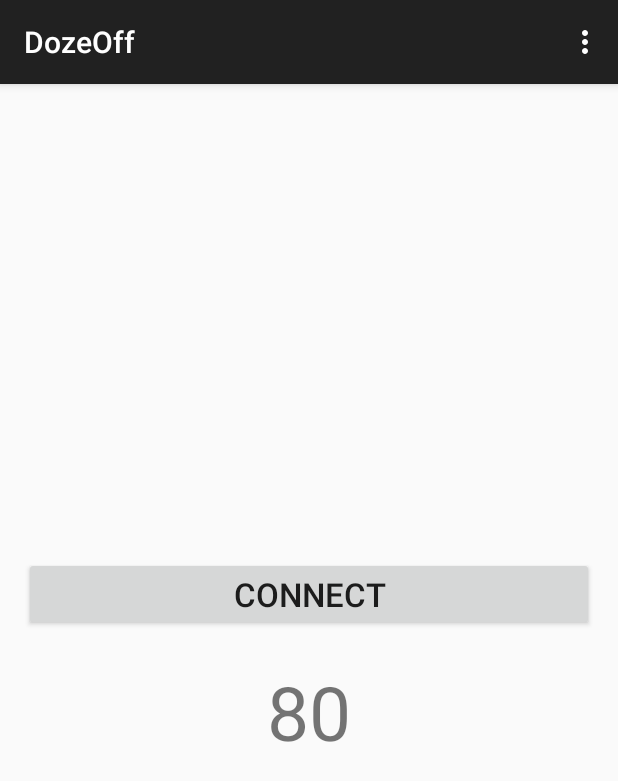
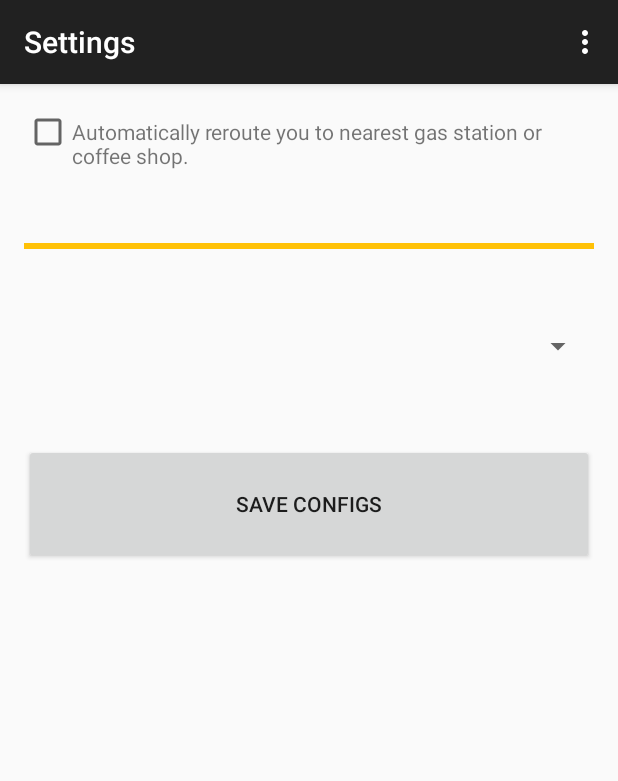
Before and after one commit to mosdragon/dozeoff, an Android app: the screen it shows after launch (MainActivity before the commit, SettingsActivity after it), on a phone screen of 412 x 824 dp. Shown: the top 781 px of the screen. Run offline under Robolectric (Android 15) with nearby library versions, the phone set to English and light mode, and no system bars; 1 statement that could not run was skipped.

Commit message:
added SharedPrefs, settings page

```diff
--- a/app/src/main/java/es/sakhi/osama/dozeoff/MainActivity.java
+++ b/app/src/main/java/es/sakhi/osama/dozeoff/MainActivity.java
@@ -2,11 +2,14 @@ package es.sakhi.osama.dozeoff;
 
 import android.app.ProgressDialog;
 import android.content.Context;
+import android.content.Intent;
+import android.content.SharedPreferences;
 import android.media.AudioManager;
 import android.media.MediaPlayer;
 import android.os.AsyncTask;
 import android.os.Bundle;
 import android.os.Handler;
+import android.preference.PreferenceManager;
 import android.support.v7.app.AppCompatActivity;
 import android.util.Log;
 import android.view.Menu;
@@ -57,6 +60,21 @@ public class MainActivity extends AppCompatActivity implements HeartRateConsentL
     protected void onCreate(Bundle savedInstanceState) {
         super.onCreate(savedInstanceState);
         setContentView(R.layout.activity_main);
+        boolean configured = false;
+
+        SharedPreferences prefs = PreferenceManager.getDefaultSharedPreferences(this);
+
+        configured = prefs.getBoolean("configured", false);
+
+        if (!configured) {
+            Intent intent = new Intent(this, SettingsActivity.class);
+            startActivity(intent);
+            finish();
+        }
+
+
+        SharedPreferences.Editor editor = prefs.edit();
+
 //        ListenerService.startListener(this);
 
         connected = false;
--- /dev/null
+++ b/app/src/main/java/es/sakhi/osama/dozeoff/SettingsActivity.java
@@ -0,0 +1,83 @@
+package es.sakhi.osama.dozeoff;
+
+import android.content.SharedPreferences;
+import android.preference.PreferenceManager;
+import android.support.v7.app.ActionBarActivity;
+import android.os.Bundle;
+import android.support.v7.app.AppCompatActivity;
+import android.view.Menu;
+import android.view.MenuItem;
+import android.view.View;
+import android.widget.Button;
+import android.widget.CheckBox;
+import android.widget.Spinner;
+
+
+public class SettingsActivity extends AppCompatActivity {
+
+    private Button saveConfigsButton;
+    private Spinner choicesSpinner;
+    private CheckBox rerouteBox;
+
+
+    @Override
+    protected void onCreate(Bundle savedInstanceState) {
+        super.onCreate(savedInstanceState);
+        setContentView(R.layout.activity_settings);
+
+        getActionBar().setTitle("Configure Preferences");
+
+        saveConfigsButton = (Button) findViewById(R.id.saveConfigs);
+        choicesSpinner = (Spinner) findViewById(R.id.choices);
+
+//        TODO: Figure out how to create an adapter for this spinner to let it show "gas station" and "coffee shop"
+//        choices.setAdapter(n);
+        rerouteBox = (CheckBox) findViewById(R.id.reroute);
+
+        saveConfigsButton.setOnClickListener(new View.OnClickListener() {
+            @Override
+            public void onClick(View v) {
+                save();
+                finish();
+            }
+        });
+    }
+
+    private void save() {
+        SharedPreferences prefs = PreferenceManager.getDefaultSharedPreferences(this);
+        SharedPreferences.Editor editor = prefs.edit();
+
+        editor.putBoolean("configured", true);
+        boolean reroute = rerouteBox.isChecked();
+        editor.putBoolean("reroute", reroute);
+        if (reroute) {
+            String choice = "gas station";
+            editor.putString("choice", choice);
+        }
+
+        editor.commit();
+
+    }
+
+    @Override
+    public boolean onCreateOptionsMenu(Menu menu) {
+        // Inflate the menu; this adds items to the action bar if it is present.
+        getMenuInflater().inflate(R.menu.menu_settings, menu);
+        return true;
+    }
+
+    @Override
+    public boolean onOptionsItemSelected(MenuItem item) {
+        // Handle action bar item clicks here. The action bar will
+        // automatically handle clicks on the Home/Up button, so long
+        // as you specify a parent activity in AndroidManifest.xml.
+        int id = item.getItemId();
+
+        //noinspection SimplifiableIfStatement
+        if (id == R.id.action_settings) {
+            return true;
+        }
+
+        return super.onOptionsItemSelected(item);
+    }
+}
--- /dev/null
+++ b/app/src/main/res/layout/activity_settings.xml
@@ -0,0 +1,56 @@
+<LinearLayout xmlns:android="http://schemas.android.com/apk/res/android"
+    xmlns:tools="http://schemas.android.com/tools" android:layout_width="match_parent"
+    android:layout_height="match_parent" android:paddingLeft="@dimen/activity_horizontal_margin"
+    android:paddingRight="@dimen/activity_horizontal_margin"
+    android:paddingTop="@dimen/activity_vertical_margin"
+    android:paddingBottom="@dimen/activity_vertical_margin"
+    android:orientation="vertical"
+    tools:context="es.sakhi.osama.dozeoff.SettingsActivity">
+
+
+
+    <!--<TextView android:text="@string/hello_world"-->
+        <!--android:layout_width="fill_parent"-->
+        <!--android:layout_height="wrap_content"-->
+        <!--android:textSize="40dp" />-->
+
+    <LinearLayout
+        android:layout_width="fill_parent"
+        android:layout_height="80dp"
+        android:orientation="horizontal">
+
+        <CheckBox
+            android:layout_width="wrap_content"
+            android:layout_height="wrap_content"
+            android:id="@+id/reroute"/>
+
+        <TextView android:text="@string/autoReroute"
+            android:layout_width="fill_parent"
+            android:layout_height="wrap_content" />
+
+
+    </LinearLayout>
+
+    <View
+        android:layout_width="fill_parent"
+        android:layout_height="4dp"
+        android:padding="10dp"
+        android:layout_marginTop="10dp"
+        android:background="#FFC107"/>
+
+    <Spinner
+        android:layout_width="fill_parent"
+        android:layout_height="130dp"
+        android:id="@+id/choices" />
+
+
+    <Button
+        android:layout_width="fill_parent"
+        android:layout_height="80dp"
+        android:id="@+id/saveConfigs"
+        android:layout_gravity="bottom"
+        android:text="@string/saveConfigs"/>
+
+
+
+</LinearLayout>
--- /dev/null
+++ b/app/src/main/res/menu/menu_settings.xml
@@ -0,0 +1,7 @@
+<menu xmlns:android="http://schemas.android.com/apk/res/android"
+    xmlns:app="http://schemas.android.com/apk/res-auto"
+    xmlns:tools="http://schemas.android.com/tools"
+    tools:context="es.sakhi.osama.dozeoff.SettingsActivity">
+    <item android:id="@+id/action_settings" android:title="@string/action_settings"
+        android:orderInCategory="100" app:showAsAction="never" />
+</menu>
```
Also changed, not shown: app/src/main/AndroidManifest.xml (+11 -6 lines), app/src/main/res/layout/activity_main.xml (+22 -7 lines), app/src/main/res/values/strings.xml (+15 -0 lines), app/src/main/res/drawable/heartrate.png (added).
